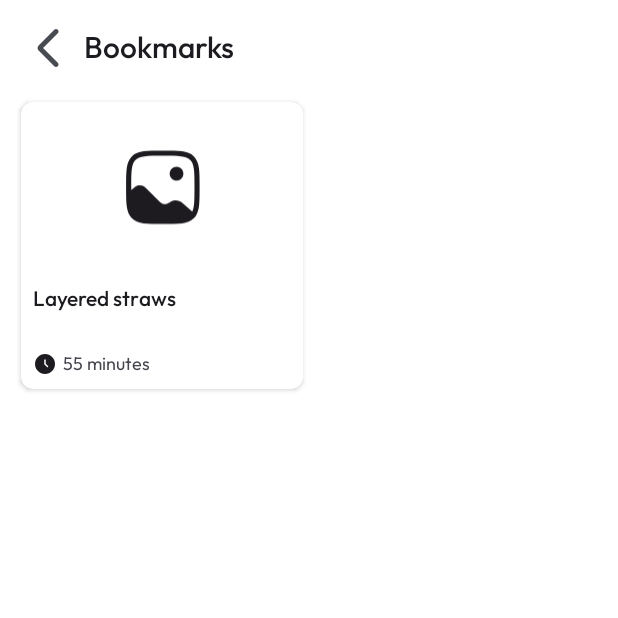
After one commit to muratov-dev/RecipesProject, an Android app: the BookmarksFragment screen opened through its navigation route, on a phone screen of 412 x 824 dp, the top half of it. The commit adds this screen. Run offline under Robolectric (Android 15) with nearby library versions, the phone set to English and light mode, and no system bars; our stand-ins replace Picasso, Room's generated code.

Commit message:
feat(Bookmarks): create screen
Signed-off-by: Yusuf Muratov[muratov-dev] <person.yusuf.muratov@gmail.com>

```diff
--- a/app/src/main/java/dev/ymuratov/recipes/data/repo/MainRepositoryImpl.kt
+++ b/app/src/main/java/dev/ymuratov/recipes/data/repo/MainRepositoryImpl.kt
@@ -36,6 +36,6 @@ class MainRepositoryImpl(application: Application) : MainRepository {
     }
 
     override suspend fun updateRecipe(recipeId: Long, isBooked: Boolean) {
-        dao.updateRecipe(recipeId, isBooked)
+        dao.updateRecipe(recipeId, !isBooked)
     }
 }
--- a/app/src/main/java/dev/ymuratov/recipes/ui/MainViewModel.kt
+++ b/app/src/main/java/dev/ymuratov/recipes/ui/MainViewModel.kt
@@ -22,6 +22,7 @@ class MainViewModel(application: Application) : AndroidViewModel(application) {
 
     init {
         getRecipes("")
+        getBookmarks()
     }
 
     fun getRecipes(searchQuery: String) = viewModelScope.launch {
@@ -59,6 +60,5 @@ class MainViewModel(application: Application) : AndroidViewModel(application) {
 }
 
 data class MainState(
-    val sections: List<SectionModel> = emptyList(),
-    val bookmarks: List<RecipeModel> = emptyList()
+    val sections: List<SectionModel> = emptyList(), val bookmarks: List<RecipeModel> = emptyList()
 )
--- /dev/null
+++ b/app/src/main/java/dev/ymuratov/recipes/ui/fragment/BookmarksFragment.kt
@@ -0,0 +1,63 @@
+package dev.ymuratov.recipes.ui.fragment
+
+import android.os.Bundle
+import android.view.LayoutInflater
+import android.view.View
+import android.view.ViewGroup
+import androidx.fragment.app.Fragment
+import androidx.fragment.app.activityViewModels
+import androidx.lifecycle.Lifecycle
+import androidx.lifecycle.lifecycleScope
+import androidx.lifecycle.repeatOnLifecycle
+import androidx.navigation.fragment.findNavController
+import dev.ymuratov.recipes.databinding.FragmentBookmarksBinding
+import dev.ymuratov.recipes.ui.MainState
+import dev.ymuratov.recipes.ui.MainViewModel
+import dev.ymuratov.recipes.ui.adapter.RecipesAdapter
+import kotlinx.coroutines.launch
+
+class BookmarksFragment : Fragment() {
+
+    private var _binding: FragmentBookmarksBinding? = null
+    private val binding: FragmentBookmarksBinding
+        get() = _binding ?: throw RuntimeException("FragmentBookmarksBinding is null")
+
+    private val viewModel: MainViewModel by activityViewModels()
+    private val recipesAdapter = RecipesAdapter()
+
+    override fun onCreateView(
+        inflater: LayoutInflater, container: ViewGroup?, savedInstanceState: Bundle?
+    ): View {
+        _binding = FragmentBookmarksBinding.inflate(inflater, container, false)
+        return binding.root
+    }
+
+    override fun onViewCreated(view: View, savedInstanceState: Bundle?) {
+        super.onViewCreated(view, savedInstanceState)
+        binding.initViews()
+        viewLifecycleOwner.lifecycleScope.launch {
+            viewLifecycleOwner.repeatOnLifecycle(Lifecycle.State.STARTED) {
+                launch {
+                    viewModel.uiState.collect(::handleState)
+                }
+            }
+        }
+    }
+
+    private fun FragmentBookmarksBinding.initViews() {
+        recipesAdapter.apply {
+            onBookmarkClickListener = { recipeId, isBooked -> viewModel.updateRecipe(recipeId, isBooked) }
+        }
+        bookmarksBackButton.setOnClickListener { findNavController().popBackStack() }
+        bookmarksRecyclerView.adapter = recipesAdapter
+    }
+
+    private fun handleState(uiState: MainState) {
+        recipesAdapter.submitList(uiState.bookmarks)
+    }
+
+    override fun onDestroy() {
+        super.onDestroy()
+        _binding = null
+    }
+}
--- a/app/src/main/java/dev/ymuratov/recipes/ui/fragment/RecipesFragment.kt
+++ b/app/src/main/java/dev/ymuratov/recipes/ui/fragment/RecipesFragment.kt
@@ -10,10 +10,12 @@ import androidx.fragment.app.activityViewModels
 import androidx.lifecycle.Lifecycle
 import androidx.lifecycle.lifecycleScope
 import androidx.lifecycle.repeatOnLifecycle
+import androidx.navigation.fragment.findNavController
 import dev.passerby.recipes.ui.adapter.SectionsAdapter
 import dev.ymuratov.recipes.databinding.FragmentRecipesBinding
 import dev.ymuratov.recipes.ui.MainState
 import dev.ymuratov.recipes.ui.MainViewModel
+import dev.ymuratov.recipes.ui.fragment.RecipesFragmentDirections.actionRecipesFragmentToBookmarksFragment
 import kotlinx.coroutines.delay
 import kotlinx.coroutines.launch
 
@@ -48,10 +50,10 @@ class RecipesFragment : Fragment() {
 
     private fun FragmentRecipesBinding.initViews() {
         sectionsAdapter.apply {
-            onBookmarkClickListener = { recipeId, isBooked -> viewModel.updateRecipe(recipeId, !isBooked) }
+            onBookmarkClickListener = { recipeId, isBooked -> viewModel.updateRecipe(recipeId, isBooked) }
         }
         recipesBookmarksButton.setOnClickListener {
-//            findNavController().navigate(actionRecipesFragmentToBookmarksFragment())
+            findNavController().navigate(actionRecipesFragmentToBookmarksFragment())
         }
         recipesSearchEditText.doOnTextChanged { text, _, _, _ ->
             val searchText = text.toString().trim().lowercase()
--- /dev/null
+++ b/app/src/main/res/drawable/ic_arrow_left.xml
@@ -0,0 +1,13 @@
+<vector xmlns:android="http://schemas.android.com/apk/res/android"
+    android:width="24dp"
+    android:height="24dp"
+    android:viewportWidth="24"
+    android:viewportHeight="24">
+  <group>
+    <clip-path
+        android:pathData="M0,0h24v24h-24z"/>
+    <path
+        android:pathData="M9.55,12L16.9,19.35C17.15,19.6 17.271,19.892 17.263,20.225C17.254,20.558 17.125,20.85 16.875,21.1C16.625,21.35 16.333,21.475 16,21.475C15.667,21.475 15.375,21.35 15.125,21.1L7.425,13.425C7.225,13.225 7.075,13 6.975,12.75C6.875,12.5 6.825,12.25 6.825,12C6.825,11.75 6.875,11.5 6.975,11.25C7.075,11 7.225,10.775 7.425,10.575L15.125,2.875C15.375,2.625 15.671,2.504 16.013,2.512C16.354,2.521 16.65,2.65 16.9,2.9C17.15,3.15 17.275,3.442 17.275,3.775C17.275,4.108 17.15,4.4 16.9,4.65L9.55,12Z"
+        android:fillColor="#484C52"/>
+  </group>
+</vector>
--- /dev/null
+++ b/app/src/main/res/layout/fragment_bookmarks.xml
@@ -0,0 +1,49 @@
+<?xml version="1.0" encoding="utf-8"?>
+<RelativeLayout
+    xmlns:android="http://schemas.android.com/apk/res/android"
+    xmlns:app="http://schemas.android.com/apk/res-auto"
+    xmlns:tools="http://schemas.android.com/tools"
+    android:layout_width="match_parent"
+    android:layout_height="match_parent"
+    android:background="@color/backgroundMain"
+    tools:context=".ui.fragment.BookmarksFragment">
+
+    <LinearLayout
+        android:id="@+id/labelContainer"
+        android:layout_width="match_parent"
+        android:layout_height="32dp"
+        android:layout_margin="16dp"
+        android:gravity="center_vertical"
+        android:orientation="horizontal">
+
+        <androidx.appcompat.widget.AppCompatImageButton
+            android:id="@+id/bookmarksBackButton"
+            android:layout_width="32dp"
+            android:layout_height="32dp"
+            android:background="@null"
+            android:scaleType="centerCrop"
+            android:src="@drawable/ic_arrow_left"/>
+
+        <TextView
+            android:layout_width="match_parent"
+            android:layout_height="wrap_content"
+            android:layout_marginStart="8dp"
+            android:fontFamily="@font/outfit_medium"
+            android:text="Bookmarks"
+            android:textColor="@color/textMain"
+            android:textSize="20sp"/>
+    </LinearLayout>
+
+
+    <androidx.recyclerview.widget.RecyclerView
+        android:id="@+id/bookmarksRecyclerView"
+        android:layout_width="match_parent"
+        android:layout_height="match_parent"
+        android:layout_below="@id/labelContainer"
+        android:layout_marginHorizontal="10dp"
+        android:paddingBottom="24dp"
+        app:layoutManager="androidx.recyclerview.widget.GridLayoutManager"
+        app:spanCount="2"
+        tools:itemCount="5"
+        tools:listitem="@layout/item_recipe"/>
+</RelativeLayout>
--- a/app/src/main/res/navigation/main_navigation.xml
+++ b/app/src/main/res/navigation/main_navigation.xml
@@ -9,5 +9,14 @@
         android:id="@+id/recipesFragment"
         android:name="dev.ymuratov.recipes.ui.fragment.RecipesFragment"
         android:label="fragment_recipes"
-        tools:layout="@layout/fragment_recipes"/>
+        tools:layout="@layout/fragment_recipes">
+        <action
+            android:id="@+id/action_recipesFragment_to_bookmarksFragment"
+            app:destination="@id/bookmarksFragment"/>
+    </fragment>
+    <fragment
+        android:id="@+id/bookmarksFragment"
+        android:name="dev.ymuratov.recipes.ui.fragment.BookmarksFragment"
+        android:label="fragment_bookmarks"
+        tools:layout="@layout/fragment_bookmarks"/>
 </navigation>
```
